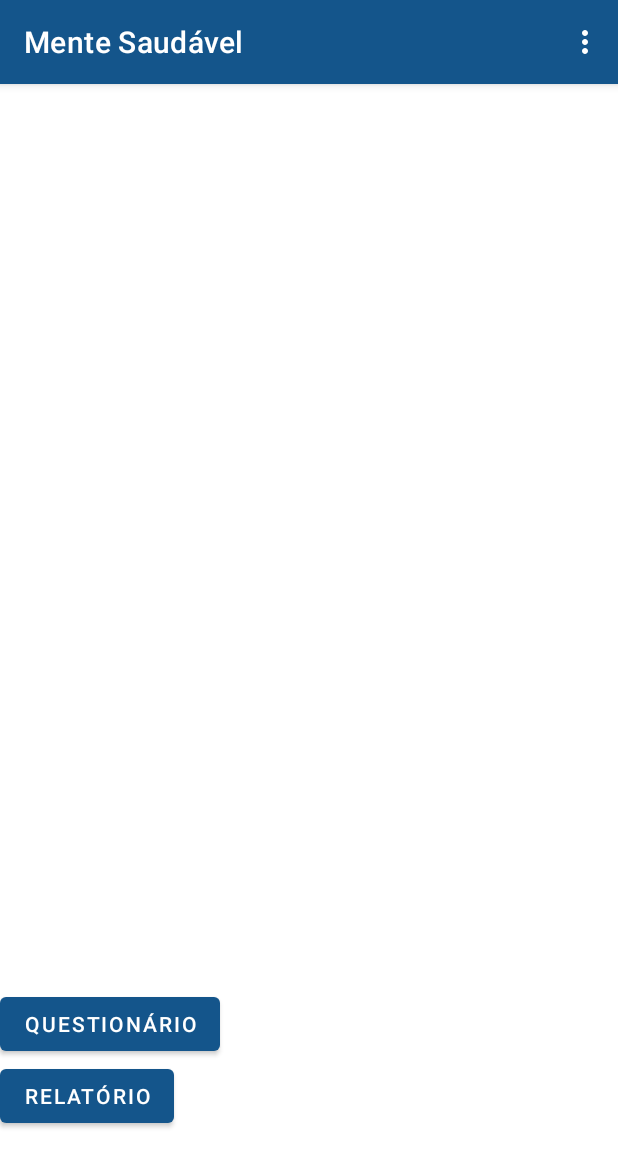
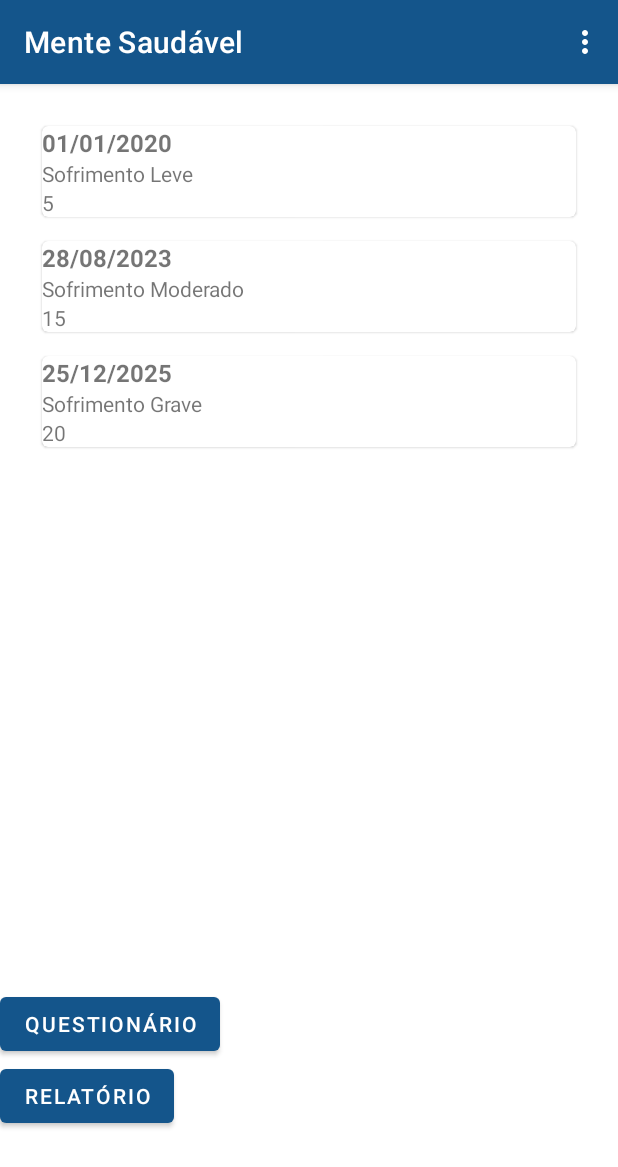
Before and after one commit to Projeto-Integrador-Grupo-7/mente-saudavel-mobile-java, an Android app: the DashboardActivity screen opened directly, with no data from a screen before it, on a phone screen of 412 x 824 dp. Shown: the top 1167 px of the screen. Run offline under Robolectric (Android 15) with nearby library versions, the phone set to English and light mode, and no system bars.

Commit message:
Utilização de RecyclerView para o Histórico de respostas no Dashboard; Organizando arquivos em pastas separadas.

```diff
--- a/app/build.gradle.kts
+++ b/app/build.gradle.kts
@@ -35,6 +35,7 @@ dependencies {
 
     implementation(libs.appcompat)
     implementation(libs.material)
+    implementation(libs.recyclerview)
     testImplementation(libs.junit)
     androidTestImplementation(libs.ext.junit)
     androidTestImplementation(libs.espresso.core)
--- a/app/src/main/AndroidManifest.xml
+++ b/app/src/main/AndroidManifest.xml
@@ -12,12 +12,12 @@
         android:theme="@style/Theme.MenteSaudavel">
 
         <activity
-            android:name=".CadastroActivity"
+            android:name=".activity.CadastroActivity"
             android:theme="@style/Theme.MenteSaudavel.NoActionBar" />
 
 
         <activity
-            android:name=".LoginActivity"
+            android:name=".activity.LoginActivity"
             android:exported="true"
             android:theme="@style/Theme.MenteSaudavel.NoActionBar" >
             <intent-filter>
@@ -26,9 +26,9 @@
             </intent-filter>
         </activity>
 
-        <activity android:name=".HomeActivity" />
+        <activity android:name=".activity.HomeActivity" />
 
-        <activity android:name=".DashboardActivity" />
+        <activity android:name=".activity.DashboardActivity" />
     </application>
 
 </manifest>
--- a/app/src/main/java/br/com/grupo7/mentesaudavel/DashboardActivity.java
+++ /dev/null
@@ -1,20 +0,0 @@
-package br.com.grupo7.mentesaudavel;
-
-import android.os.Bundle;
-import android.view.Menu;
-
-import androidx.appcompat.app.AppCompatActivity;
-
-public class DashboardActivity extends AppCompatActivity {
-    @Override
-    protected void onCreate(Bundle savedInstanceState) {
-        super.onCreate(savedInstanceState);
-        setContentView(R.layout.activity_dashboard);
-    }
-
-    @Override
-    public boolean onCreateOptionsMenu(Menu menu) {
-        getMenuInflater().inflate(R.menu.menu, menu);
-        return true;
-    }
-}
--- a/app/src/main/java/br/com/grupo7/mentesaudavel/CadastroActivity.java
+++ b/app/src/main/java/br/com/grupo7/mentesaudavel/activity/CadastroActivity.java
@@ -1,6 +1,5 @@
-package br.com.grupo7.mentesaudavel;
+package br.com.grupo7.mentesaudavel.activity;
 
-import android.content.Intent;
 import android.os.Bundle;
 import android.view.View;
 import android.widget.Button;
@@ -8,8 +7,7 @@ import android.widget.EditText;
 
 import androidx.appcompat.app.AppCompatActivity;
 
-import java.time.LocalDate;
-import java.time.format.DateTimeFormatter;
+import br.com.grupo7.mentesaudavel.R;
 
 public class CadastroActivity extends AppCompatActivity {
     EditText txtNome, txtEmail, txtSenha, txtRepetirSenha, dtDataNascimento;
--- /dev/null
+++ b/app/src/main/java/br/com/grupo7/mentesaudavel/activity/DashboardActivity.java
@@ -0,0 +1,44 @@
+package br.com.grupo7.mentesaudavel.activity;
+
+import android.os.Bundle;
+import android.view.Menu;
+
+import androidx.appcompat.app.AppCompatActivity;
+import androidx.recyclerview.widget.LinearLayoutManager;
+import androidx.recyclerview.widget.RecyclerView;
+
+import java.util.ArrayList;
+import java.util.List;
+
+import br.com.grupo7.mentesaudavel.R;
+import br.com.grupo7.mentesaudavel.adapter.HistoricoAdapter;
+import br.com.grupo7.mentesaudavel.model.HistoricoItem;
+
+public class DashboardActivity extends AppCompatActivity {
+    @Override
+    protected void onCreate(Bundle savedInstanceState) {
+        super.onCreate(savedInstanceState);
+        setContentView(R.layout.activity_dashboard);
+
+        getHistorico();
+    }
+
+    @Override
+    public boolean onCreateOptionsMenu(Menu menu) {
+        getMenuInflater().inflate(R.menu.menu, menu);
+        return true;
+    }
+
+    private void getHistorico() {
+        RecyclerView rvHistorico = findViewById(R.id.rvHistorico);
+        rvHistorico.setLayoutManager(new LinearLayoutManager(this));
+
+        List<HistoricoItem> listaHistorico = new ArrayList<>();
+        listaHistorico.add(new HistoricoItem("01/01/2020", "Sofrimento Leve", "5"));
+        listaHistorico.add(new HistoricoItem("28/08/2023", "Sofrimento Moderado", "15"));
+        listaHistorico.add(new HistoricoItem("25/12/2025", "Sofrimento Grave", "20"));
+
+        HistoricoAdapter adapter = new HistoricoAdapter(listaHistorico);
+        rvHistorico.setAdapter(adapter);
+    }
+}
--- a/app/src/main/java/br/com/grupo7/mentesaudavel/HomeActivity.java
+++ b/app/src/main/java/br/com/grupo7/mentesaudavel/activity/HomeActivity.java
@@ -1,4 +1,4 @@
-package br.com.grupo7.mentesaudavel;
+package br.com.grupo7.mentesaudavel.activity;
 
 import android.content.Intent;
 import android.os.Bundle;
@@ -6,6 +6,8 @@ import android.view.Menu;
 import android.view.View;
 
 import androidx.appcompat.app.AppCompatActivity;
+
+import br.com.grupo7.mentesaudavel.R;
 
 public class HomeActivity extends AppCompatActivity {
     @Override
--- a/app/src/main/java/br/com/grupo7/mentesaudavel/LoginActivity.java
+++ b/app/src/main/java/br/com/grupo7/mentesaudavel/activity/LoginActivity.java
@@ -1,4 +1,4 @@
-package br.com.grupo7.mentesaudavel;
+package br.com.grupo7.mentesaudavel.activity;
 
 import android.content.Intent;
 import android.os.Bundle;
@@ -10,6 +10,8 @@ import android.widget.Toast;
 import androidx.appcompat.app.AppCompatActivity;
 
 import java.util.Objects;
+
+import br.com.grupo7.mentesaudavel.R;
 
 public class LoginActivity extends AppCompatActivity {
     EditText txtEmail, txtSenha;
--- /dev/null
+++ b/app/src/main/java/br/com/grupo7/mentesaudavel/adapter/HistoricoAdapter.java
@@ -0,0 +1,54 @@
+package br.com.grupo7.mentesaudavel.adapter;
+
+import android.view.LayoutInflater;
+import android.view.View;
+import android.view.ViewGroup;
+import android.widget.TextView;
+
+import androidx.annotation.NonNull;
+import androidx.recyclerview.widget.RecyclerView;
+
+import java.util.List;
+
+import br.com.grupo7.mentesaudavel.R;
+import br.com.grupo7.mentesaudavel.model.HistoricoItem;
+
+public class HistoricoAdapter extends RecyclerView.Adapter<HistoricoAdapter.ViewHolder> {
+    private final List<HistoricoItem> historicoDados;
+
+    public HistoricoAdapter(List<HistoricoItem> historicoDados) {
+        this.historicoDados = historicoDados;
+    }
+
+    @NonNull
+    @Override
+    public HistoricoAdapter.ViewHolder onCreateViewHolder(@NonNull ViewGroup parent, int viewType) {
+        View view = LayoutInflater.from(parent.getContext())
+                .inflate(R.layout.historico_adapter, parent, false);
+        return new ViewHolder(view);
+    }
+
+    @Override
+    public void onBindViewHolder(@NonNull HistoricoAdapter.ViewHolder holder, int position) {
+        HistoricoItem historicoItem = historicoDados.get(position);
+        holder.txtHistoricoData.setText(historicoItem.data);
+        holder.txtHistoricoResultado.setText(historicoItem.resultado);
+        holder.txtHistoricoPontuacao.setText(historicoItem.pontuacao);
+    }
+
+    @Override
+    public int getItemCount() {
+        return historicoDados.size();
+    }
+
+    public static class ViewHolder extends RecyclerView.ViewHolder {
+        TextView txtHistoricoData, txtHistoricoResultado, txtHistoricoPontuacao;
+
+        public ViewHolder(@NonNull View itemView) {
+            super(itemView);
+            txtHistoricoData = itemView.findViewById(R.id.txtHistoricoData);
+            txtHistoricoResultado = itemView.findViewById(R.id.txtHistoricoResultado);
+            txtHistoricoPontuacao = itemView.findViewById(R.id.txtHistoricoPontuacao);
+        }
+    }
+}
--- /dev/null
+++ b/app/src/main/java/br/com/grupo7/mentesaudavel/model/HistoricoItem.java
@@ -0,0 +1,13 @@
+package br.com.grupo7.mentesaudavel.model;
+
+public class HistoricoItem {
+    public String data;
+    public String resultado;
+    public String pontuacao;
+
+    public HistoricoItem(String data, String resultado, String pontuacao) {
+        this.data = data;
+        this.resultado = resultado;
+        this.pontuacao = pontuacao;
+    }
+}
--- a/app/src/main/res/layout/activity_dashboard.xml
+++ b/app/src/main/res/layout/activity_dashboard.xml
@@ -4,6 +4,17 @@
     android:layout_width="match_parent"
     android:layout_height="match_parent"
     android:fitsSystemWindows="true">
+
+    <androidx.recyclerview.widget.RecyclerView
+        android:id="@+id/rvHistorico"
+        android:layout_width="match_parent"
+        android:layout_height="wrap_content"
+        android:layout_marginStart="20dp"
+        android:layout_marginTop="20dp"
+        android:layout_marginEnd="20dp"
+        app:layout_constraintEnd_toEndOf="parent"
+        app:layout_constraintStart_toStartOf="parent"
+        app:layout_constraintTop_toTopOf="parent" />
 
     <LinearLayout
         android:layout_width="0dp"
--- a/app/src/main/res/layout/card_historico_questionario.xml
+++ b/app/src/main/res/layout/historico_adapter.xml
@@ -12,7 +12,7 @@
         android:orientation="vertical">
 
         <TextView
-            android:id="@+id/txtData"
+            android:id="@+id/txtHistoricoData"
             android:layout_width="wrap_content"
             android:layout_height="wrap_content"
             android:text="28/08/2025"
@@ -20,14 +20,14 @@
             android:textSize="16sp"/>
 
         <TextView
-            android:id="@+id/txtResultado"
+            android:id="@+id/txtHistoricoResultado"
             android:layout_width="wrap_content"
             android:layout_height="wrap_content"
             android:text="Resultado: Ansiedade Moderada"
             android:textSize="14sp"/>
 
         <TextView
-            android:id="@+id/txtPontuacao"
+            android:id="@+id/txtHistoricoPontuacao"
             android:layout_width="wrap_content"
             android:layout_height="wrap_content"
             android:text="Pontuação: 15/30"
--- a/gradle/libs.versions.toml
+++ b/gradle/libs.versions.toml
@@ -5,6 +5,7 @@ junitVersion = "1.3.0"
 espressoCore = "3.7.0"
 appcompat = "1.7.1"
 material = "1.12.0"
+recyclerview = "1.4.0"
 
 [libraries]
 junit = { group = "junit", name = "junit", version.ref = "junit" }
@@ -12,6 +13,7 @@ ext-junit = { group = "androidx.test.ext", name = "junit", version.ref = "junitV
 espresso-core = { group = "androidx.test.espresso", name = "espresso-core", version.ref = "espressoCore" }
 appcompat = { group = "androidx.appcompat", name = "appcompat", version.ref = "appcompat" }
 material = { group = "com.google.android.material", name = "material", version.ref = "material" }
+recyclerview = { group = "androidx.recyclerview", name = "recyclerview", version.ref = "recyclerview" }
 
 [plugins]
 android-application = { id = "com.android.application", version.ref = "agp" }
```
